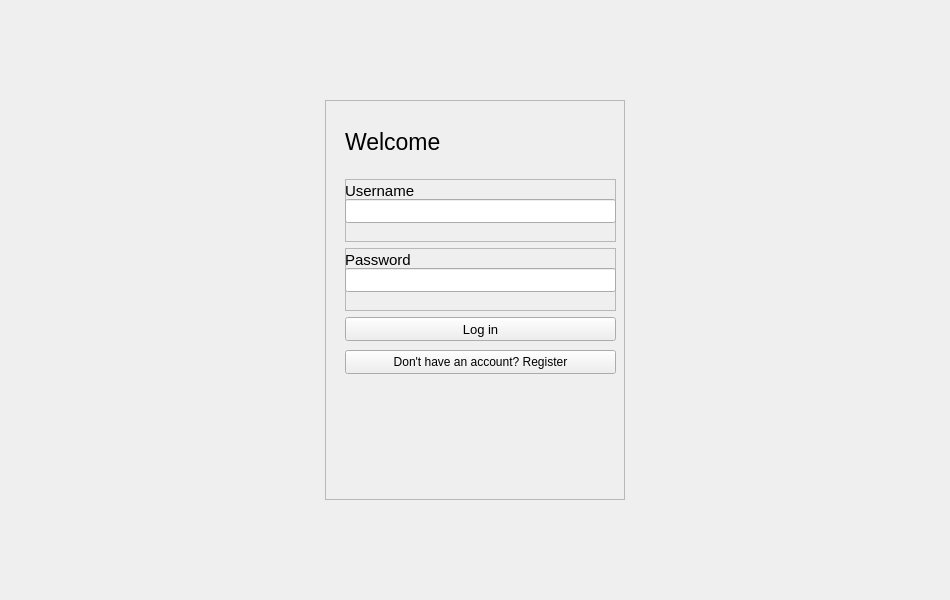
Qt form app/views/ui/login_window.ui (paulpleela/code-learning-platform) before a commit.
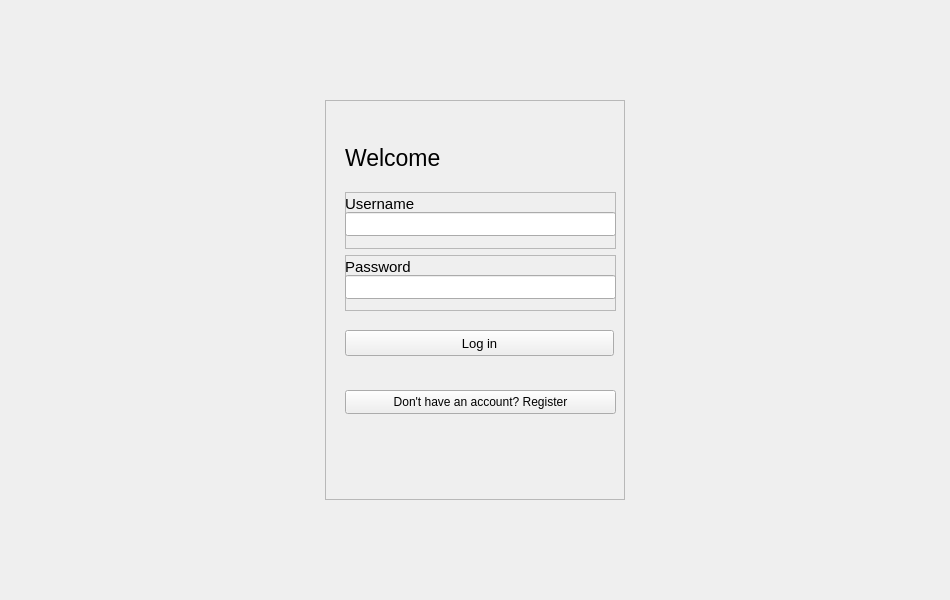
The same form after that commit.

Commit message: Added login/regis error message UI

What changed in the file:
```diff
--- a/app/views/ui/login_window.ui
+++ b/app/views/ui/login_window.ui
@@ -17,7 +17,7 @@
    <set>Qt::ImhNone</set>
   </property>
   <layout class="QGridLayout" name="gridLayout_2">
-   <item row="0" column="0">
+   <item row="1" column="0">
     <widget class="QFrame" name="frame">
      <property name="maximumSize">
       <size>
@@ -35,9 +35,9 @@
       <property name="geometry">
        <rect>
         <x>20</x>
-        <y>10</y>
+        <y>30</y>
         <width>271</width>
-        <height>231</height>
+        <height>181</height>
        </rect>
       </property>
       <property name="minimumSize">
@@ -211,34 +211,13 @@
          </widget>
         </widget>
        </item>
-       <item>
-        <widget class="QPushButton" name="login_button">
-         <property name="minimumSize">
-          <size>
-           <width>269</width>
-           <height>24</height>
-          </size>
-         </property>
-         <property name="font">
-          <font>
-           <pointsize>10</pointsize>
-          </font>
-         </property>
-         <property name="cursor">
-          <cursorShape>PointingHandCursor</cursorShape>
-         </property>
-         <property name="text">
-          <string>Log in</string>
-         </property>
-        </widget>
-       </item>
       </layout>
      </widget>
      <widget class="QPushButton" name="goto_register_button">
       <property name="geometry">
        <rect>
         <x>20</x>
-        <y>250</y>
+        <y>290</y>
         <width>271</width>
         <height>24</height>
        </rect>
@@ -250,6 +229,49 @@
        <string>Don't have an account? Register</string>
       </property>
      </widget>
+     <widget class="QPushButton" name="login_button">
+      <property name="geometry">
+       <rect>
+        <x>20</x>
+        <y>230</y>
+        <width>269</width>
+        <height>26</height>
+       </rect>
+      </property>
+      <property name="minimumSize">
+       <size>
+        <width>269</width>
+        <height>24</height>
+       </size>
+      </property>
+      <property name="font">
+       <font>
+        <pointsize>10</pointsize>
+       </font>
+      </property>
+      <property name="cursor">
+       <cursorShape>PointingHandCursor</cursorShape>
+      </property>
+      <property name="text">
+       <string>Log in</string>
+      </property>
+     </widget>
+     <widget class="QLabel" name="error_message">
+      <property name="geometry">
+       <rect>
+        <x>30</x>
+        <y>210</y>
+        <width>261</width>
+        <height>21</height>
+       </rect>
+      </property>
+      <property name="styleSheet">
+       <string notr="true">#error_message{color: rgb(255, 0, 0)}</string>
+      </property>
+      <property name="text">
+       <string/>
+      </property>
+     </widget>
     </widget>
    </item>
   </layout>
```
The commit also changes 6 other files.
